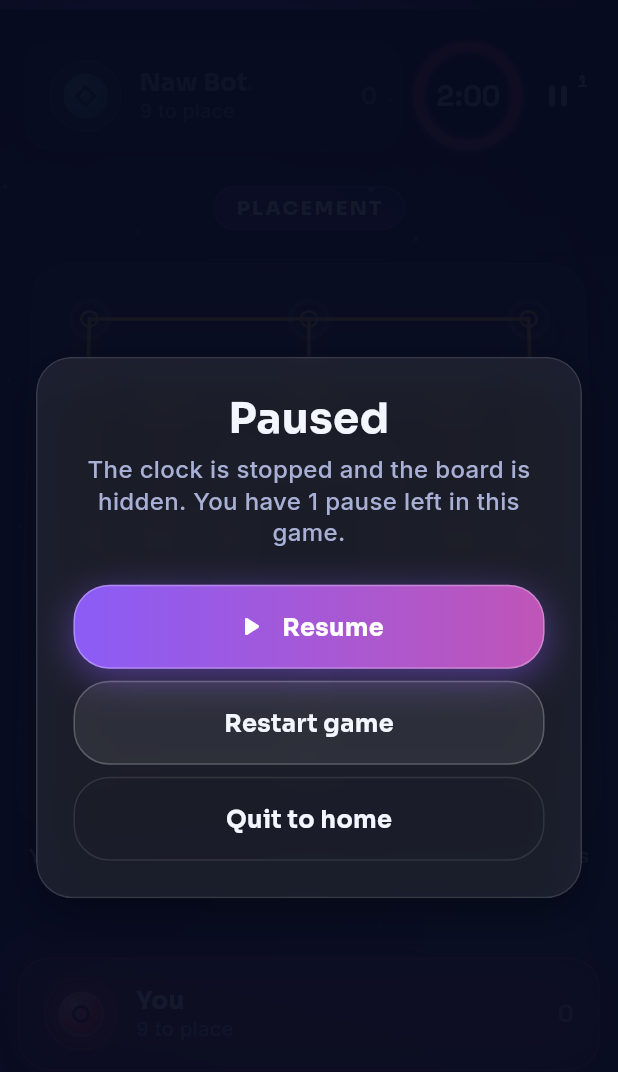
After one commit to zainabraza06/NawTin, a Flutter app: the GameScreen screen opened by its route, after a tap on an icon or button, on a phone screen of 412 x 824 dp. The commit adds this screen. Shown: the top 1072 px of the screen. Run offline on Flutter 3.47's test engine with Material 3 defaults, Android fonts, the phone set to English and light mode, and no system bars; our stand-ins replace flutter_riverpod, google_fonts.

Commit message:
feat(ui): live timer ring with warning haptics, pause overlay that hides the board, timeout notices, lifecycle handling

```diff
--- a/lib/features/game/game_screen.dart
+++ b/lib/features/game/game_screen.dart
@@ -8,6 +8,7 @@ import 'package:flutter_riverpod/flutter_riverpod.dart';
 import '../../app_router.dart';
 import '../../core/engine/engine.dart';
 import '../../services/settings.dart';
+import '../../services/turn_clock.dart';
 import '../setup/game_setup.dart';
 import '../../theme/tokens.dart';
 import '../../widgets/action_dock.dart';
@@ -19,6 +20,7 @@ import '../../widgets/player_card.dart';
 import '../../widgets/timer_ring.dart';
 import 'game_controller.dart';
 import 'game_over_overlay.dart';
+import 'pause_overlay.dart';
 
 /// Portrait game screen: opponent zone (~14%), board zone (~58%) and the
 /// player zone with the action dock (~28%). Two-player mode for now.
@@ -32,7 +34,8 @@ class GameScreen extends ConsumerStatefulWidget {
   ConsumerState<GameScreen> createState() => _GameScreenState();
 }
 
-class _GameScreenState extends ConsumerState<GameScreen> with TickerProviderStateMixin {
+class _GameScreenState extends ConsumerState<GameScreen>
+    with TickerProviderStateMixin, WidgetsBindingObserver {
   // 1 = board tilted ~8 degrees in perspective, 0 = flat (while interacting)
   late final AnimationController _tilt = AnimationController(
     vsync: this,
@@ -54,7 +57,22 @@ class _GameScreenState extends ConsumerState<GameScreen> with TickerProviderStat
   Color _flashColor = Colors.white;
 
   @override
+  void initState() {
+    super.initState();
+    WidgetsBinding.instance.addObserver(this);
+  }
+
+  /// Against the AI the clock waits while the app is in the background; in
+  /// two-player it keeps running (otherwise it could be abused).
+  @override
+  void didChangeAppLifecycleState(AppLifecycleState state) {
+    final away = state != AppLifecycleState.resumed;
+    ref.read(gameControllerProvider.notifier).setBackgrounded(away);
+  }
+
+  @override
   void dispose() {
+    WidgetsBinding.instance.removeObserver(this);
     _retilt?.cancel();
     _tilt.dispose();
     _shake.dispose();
@@ -102,6 +120,45 @@ class _GameScreenState extends ConsumerState<GameScreen> with TickerProviderStat
     if (next.game.turn != prev.game.turn && !prefs.reduceMotion) {
       _swipe.forward(from: 0);
     }
+    if (next.timeoutSerial != prev.timeoutSerial) _announceTimeout(next);
+  }
+
+  void _announceTimeout(GameUiState ui) {
+    final tk = context.tokens;
+    final name = ui.names[ui.timeoutSeat];
+    final you = name == 'You';
+    final String msg;
+    if (ui.timeoutDisqualified) {
+      msg = you
+          ? 'Out of time again. You are disqualified.'
+          : '$name ran out of time twice and is disqualified.';
+    } else {
+      msg = you
+          ? 'Time is up! A move was played for you. One more timeout and you lose.'
+          : '$name ran out of time. A move was played for them. One more timeout and they lose.';
+    }
+    HapticFeedback.heavyImpact();
+    ScaffoldMessenger.of(context)
+      ..hideCurrentSnackBar()
+      ..showSnackBar(SnackBar(
+        behavior: SnackBarBehavior.floating,
+        backgroundColor: tk.amber,
+        duration: const Duration(seconds: 4),
+        shape: RoundedRectangleBorder(borderRadius: BorderRadius.circular(tk.radiusM)),
+        content: Text(msg, style: tk.heading(NawTinTokens.scaleXS + 1, color: tk.ink)),
+      ));
+  }
+
+  int _lastSecond = -1;
+
+  /// Warning at 30s, then a strong haptic tick every second in the last 10s.
+  void _onClock(ClockState? prev, ClockState next) {
+    if (!next.running) return;
+    final sec = next.secondsLeft;
+    if (sec == _lastSecond) return;
+    _lastSecond = sec;
+    if (sec == 30) HapticFeedback.mediumImpact();
+    if (sec <= 10 && sec > 0) HapticFeedback.heavyImpact();
   }
 
   void _onImpact(MoveResult r) {
@@ -112,57 +169,29 @@ class _GameScreenState extends ConsumerState<GameScreen> with TickerProviderStat
   void _goHome() =>
       Navigator.of(context).popUntil((r) => r.settings.name == Routes.home || r.isFirst);
 
-  void _openPause() {
+  void _pressPause() {
+    final ctl = ref.read(gameControllerProvider.notifier);
+    if (ctl.pause()) return;
+    final ui = ref.read(gameControllerProvider);
     final tk = context.tokens;
-    showModalBottomSheet<void>(
-      context: context,
-      backgroundColor: Colors.transparent,
-      builder: (ctx) => Padding(
-        padding: EdgeInsets.all(tk.space2),
-        child: GlassPanel(
-          padding: EdgeInsets.all(tk.space3),
-          child: Column(
-            mainAxisSize: MainAxisSize.min,
-            crossAxisAlignment: CrossAxisAlignment.stretch,
-            children: [
-              Text('Paused', style: tk.heading(NawTinTokens.scaleM)),
-              const SizedBox(height: 4),
-              Text('Take a breath. The board will wait.', style: tk.body(NawTinTokens.scaleS)),
-              SizedBox(height: tk.space2),
-              FilledButton(
-                style: FilledButton.styleFrom(minimumSize: const Size.fromHeight(52), backgroundColor: tk.violet),
-                onPressed: () => Navigator.pop(ctx),
-                child: Text('Resume', style: tk.heading(NawTinTokens.scaleS)),
-              ),
-              const SizedBox(height: 8),
-              OutlinedButton(
-                style: OutlinedButton.styleFrom(minimumSize: const Size.fromHeight(52)),
-                onPressed: () {
-                  Navigator.pop(ctx);
-                  ref.read(gameControllerProvider.notifier).newGame();
-                },
-                child: Text('Restart game', style: tk.heading(NawTinTokens.scaleS, color: tk.textPrimary)),
-              ),
-              const SizedBox(height: 8),
-              TextButton(
-                style: TextButton.styleFrom(minimumSize: const Size.fromHeight(52)),
-                onPressed: () {
-                  Navigator.pop(ctx);
-                  _goHome();
-                },
-                child: Text('Quit to home', style: tk.heading(NawTinTokens.scaleS, color: tk.textMuted)),
-              ),
-            ],
-          ),
-        ),
-      ),
-    );
+    final msg = ui.pausesUsed >= GameController.maxPauses
+        ? 'No pauses left in this game.'
+        : 'You can pause once it is your turn to move.';
+    ScaffoldMessenger.of(context)
+      ..hideCurrentSnackBar()
+      ..showSnackBar(SnackBar(
+        behavior: SnackBarBehavior.floating,
+        duration: const Duration(seconds: 2),
+        backgroundColor: tk.bgBottom,
+        content: Text(msg, style: tk.body(NawTinTokens.scaleXS + 1, color: tk.textPrimary)),
+      ));
   }
 
   @override
   Widget build(BuildContext context) {
     ref.watch(settingsProvider); // rebuild when motion prefs change
     ref.listen<GameUiState>(gameControllerProvider, _onState);
+    ref.listen<ClockState>(clockProvider, _onClock);
     final ui = ref.watch(gameControllerProvider);
     final ctl = ref.read(gameControllerProvider.notifier);
     final tk = context.tokens;
@@ -194,7 +223,7 @@ class _GameScreenState extends ConsumerState<GameScreen> with TickerProviderStat
                           padding: EdgeInsets.symmetric(horizontal: tk.space2),
                           child: Column(
                             children: [
-                              SizedBox(height: h * 0.14, child: _TopZone(ui: ui, onPause: _openPause, seconds: ref.watch(setupProvider).turnSeconds, seat: 1 - _bottomSeat(ref.watch(setupProvider)))),
+                              SizedBox(height: h * 0.14, child: _TopZone(ui: ui, onPause: _pressPause, seat: 1 - _bottomSeat(ref.watch(setupProvider)))),
                               SizedBox(
                                 height: h * 0.58,
                                 child: _BoardZone(ui: ui, ctl: ctl, tilt: _tilt, onTouch: _flatten, onImpact: _onImpact, prefs: prefs),
@@ -227,6 +256,16 @@ class _GameScreenState extends ConsumerState<GameScreen> with TickerProviderStat
                   ),
                 ),
               ),
+              if (ui.paused)
+                PausedOverlay(
+                  pausesLeft: GameController.maxPauses - ui.pausesUsed,
+                  onResume: ctl.resume,
+                  onRestart: () {
+                    ctl.resume();
+                    ctl.newGame();
+                  },
+                  onQuit: _goHome,
+                ),
               if (ui.status == GameStatus.gameOver)
                 GameOverOverlay(
                   ui: ui,
@@ -295,21 +334,20 @@ PlayerCard _cardFor(GameUiState ui, int seat) {
 
 // ------------------------------------------------------------------ zones
 
-class _TopZone extends StatelessWidget {
-  const _TopZone({required this.ui, required this.onPause, required this.seconds, required this.seat});
+class _TopZone extends ConsumerWidget {
+  const _TopZone({required this.ui, required this.onPause, required this.seat});
   final GameUiState ui;
+  final VoidCallback onPause;
 
   /// The opponent's seat (shown at the top).
   final int seat;
-  final VoidCallback onPause;
-
-  /// Per-turn clock (Stage 5 makes the ring count down).
-  final int seconds;
 
   @override
-  Widget build(BuildContext context) {
+  Widget build(BuildContext context, WidgetRef ref) {
     final tk = context.tokens;
     final g = ui.game;
+    final clock = ref.watch(clockProvider);
+    final pausesLeft = GameController.maxPauses - ui.pausesUsed;
     return FittedBox(
       fit: BoxFit.scaleDown,
       child: SizedBox(
@@ -317,17 +355,38 @@ class _TopZone extends StatelessWidget {
         child: Row(
           crossAxisAlignment: CrossAxisAlignment.center,
           children: [
-            Expanded(
-              child: _cardFor(ui, seat),
+            Expanded(child: _cardFor(ui, seat)),
+            SizedBox(width: tk.space1),
+            Opacity(
+              opacity: clock.running || g.isOver ? 1 : 0.6,
+              child: TimerRing(
+                progress: clock.progress,
+                secondsLeft: clock.secondsLeft,
+                accent: tk.seatColor(g.turn),
+              ),
             ),
-            SizedBox(width: tk.space1),
-            // Stage 5 feeds the ring with the live countdown; two-player is 2:00
-            TimerRing(progress: 1, secondsLeft: seconds, accent: tk.seatColor(g.turn)),
-            IconButton(
-              tooltip: 'Pause',
-              constraints: const BoxConstraints(minWidth: 48, minHeight: 48),
-              onPressed: onPause,
-              icon: Icon(Icons.pause_rounded, color: tk.textMuted),
+            Semantics(
+              button: true,
+              label: 'Pause, $pausesLeft left',
+              child: InkResponse(
+                onTap: onPause,
+                radius: 28,
+                child: SizedBox(
+                  width: 48,
+                  height: 48,
+                  child: Stack(
+                    alignment: Alignment.center,
+                    children: [
+                      Icon(Icons.pause_rounded, color: pausesLeft > 0 ? tk.textMuted : tk.textMuted.withValues(alpha: 0.35)),
+                      Positioned(
+                        right: 4,
+                        top: 6,
+                        child: Text('$pausesLeft', style: tk.digits(NawTinTokens.scaleXS - 2, color: tk.textMuted)),
+                      ),
+                    ],
+                  ),
+                ),
+              ),
             ),
           ],
         ),
@@ -363,6 +422,8 @@ class _BoardZone extends StatelessWidget {
         return 'Machyas! Tap a glowing opponent token to eat it.';
       case GameStatus.aiThinking:
         return '$name is thinking...';
+      case GameStatus.autoPlaying:
+        return 'Time is up. Playing a move for $name...';
       case GameStatus.animating:
       case GameStatus.awaitingInput:
         if (g.handOf(g.turn) > 0) {
@@ -382,11 +443,13 @@ class _BoardZone extends StatelessWidget {
     final chip = switch (ui.status) {
       GameStatus.capturePick => 'EAT A TOKEN',
       GameStatus.aiThinking => 'THINKING',
+      GameStatus.autoPlaying => 'AUTO-PLAY',
       _ => g.phase == GamePhase.placement ? 'PLACEMENT' : 'MOVEMENT',
     };
     final chipColor = switch (ui.status) {
       GameStatus.capturePick => tk.danger,
       GameStatus.aiThinking => tk.aqua,
+      GameStatus.autoPlaying => tk.amber,
       _ => tk.violet,
     };
 
--- /dev/null
+++ b/lib/features/game/pause_overlay.dart
@@ -0,0 +1,65 @@
+import 'package:flutter/material.dart';
+
+import '../../theme/tokens.dart';
+import '../../widgets/glass_panel.dart';
+import '../../widgets/naw_button.dart';
+
+/// Covers the board while paused so nobody can study the position for free.
+class PausedOverlay extends StatelessWidget {
+  const PausedOverlay({
+    super.key,
+    required this.pausesLeft,
+    required this.onResume,
+    required this.onRestart,
+    required this.onQuit,
+  });
+
+  final int pausesLeft;
+  final VoidCallback onResume;
+  final VoidCallback onRestart;
+  final VoidCallback onQuit;
+
+  @override
+  Widget build(BuildContext context) {
+    final tk = context.tokens;
+    final left = pausesLeft > 0
+        ? 'You have $pausesLeft ${pausesLeft == 1 ? "pause" : "pauses"} left in this game.'
+        : 'That was your last pause in this game.';
+    return Stack(
+      fit: StackFit.expand,
+      children: [
+        ColoredBox(color: tk.bgTop.withValues(alpha: 0.94)),
+        Center(
+          child: Padding(
+            padding: EdgeInsets.all(tk.space3),
+            child: ConstrainedBox(
+              constraints: const BoxConstraints(maxWidth: 420),
+              child: GlassPanel(
+                padding: EdgeInsets.all(tk.space3),
+                child: Column(
+                  mainAxisSize: MainAxisSize.min,
+                  crossAxisAlignment: CrossAxisAlignment.stretch,
+                  children: [
+                    Text('Paused', textAlign: TextAlign.center, style: tk.heading(NawTinTokens.scaleL)),
+                    const SizedBox(height: 8),
+                    Text(
+                      'The clock is stopped and the board is hidden. $left',
+                      textAlign: TextAlign.center,
+                      style: tk.body(NawTinTokens.scaleS),
+                    ),
+                    SizedBox(height: tk.space3),
+                    NawButton(label: 'Resume', icon: Icons.play_arrow_rounded, onPressed: onResume),
+                    SizedBox(height: tk.space1),
+                    NawButton(label: 'Restart game', style: NawButtonStyle.secondary, onPressed: onRestart),
+                    SizedBox(height: tk.space1),
+                    NawButton(label: 'Quit to home', style: NawButtonStyle.ghost, onPressed: onQuit),
+                  ],
+                ),
+              ),
+            ),
+          ),
+        ),
+      ],
+    );
+  }
+}
```
